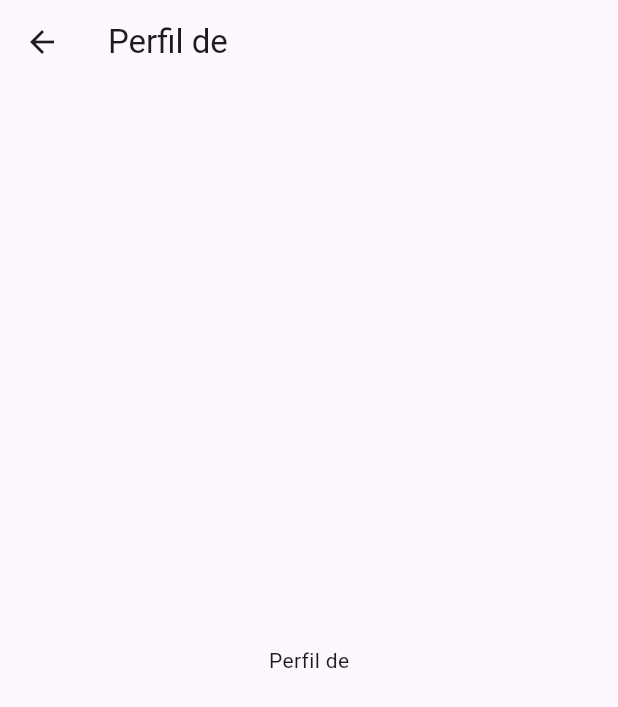
After one commit to SerIn111/tarea2.1, a Flutter app: the Exito screen opened by its route, on a phone screen of 412 x 824 dp. The commit adds this screen. Shown: the top 707 px of the screen. Run offline on Flutter 3.47's test engine with Material 3 defaults, Android fonts, the phone set to English and light mode, and no system bars; our stand-ins replace go_router.

Commit message:
Pantalla de inicio de sesion y validaciones exitosas

```diff
--- a/lib/main.dart
+++ b/lib/main.dart
@@ -1,5 +1,6 @@
 import 'package:flutter/material.dart';
 import 'package:go_router/go_router.dart';
+import 'package:tarea2_1/src/views/exito.dart';
 import 'package:tarea2_1/src/views/login.dart';
 import 'package:tarea2_1/src/views/register.dart';
 
@@ -24,6 +25,11 @@ class MyApp extends StatelessWidget {
                 name: 'register',
                 builder: (context, state) => Register()
               ),
+              GoRoute(
+                path: '/success',
+                name: 'success',
+                builder: (context, state) => Exito()
+              ),
             ]
           ),
         ]
--- /dev/null
+++ b/lib/src/views/exito.dart
@@ -0,0 +1,17 @@
+import 'package:flutter/material.dart';
+
+class Exito extends StatelessWidget {
+  const Exito({super.key});
+
+  @override
+  Widget build(BuildContext context) {
+    return Scaffold(
+      appBar: AppBar(
+        title: const Text('Perfil de'),
+      ),
+      body: const Center(
+        child: Text('Perfil de'),
+      ),
+    );
+  }
+}
```
Also changed, not shown: lib/src/views/login.dart (+14 -19 lines).
